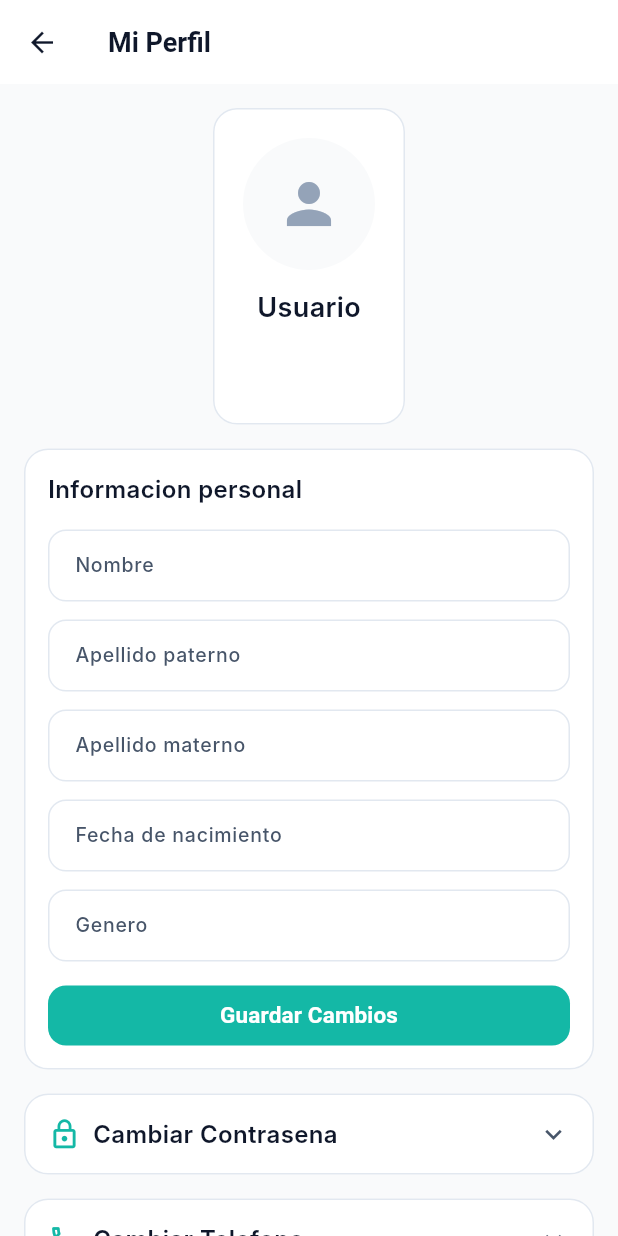
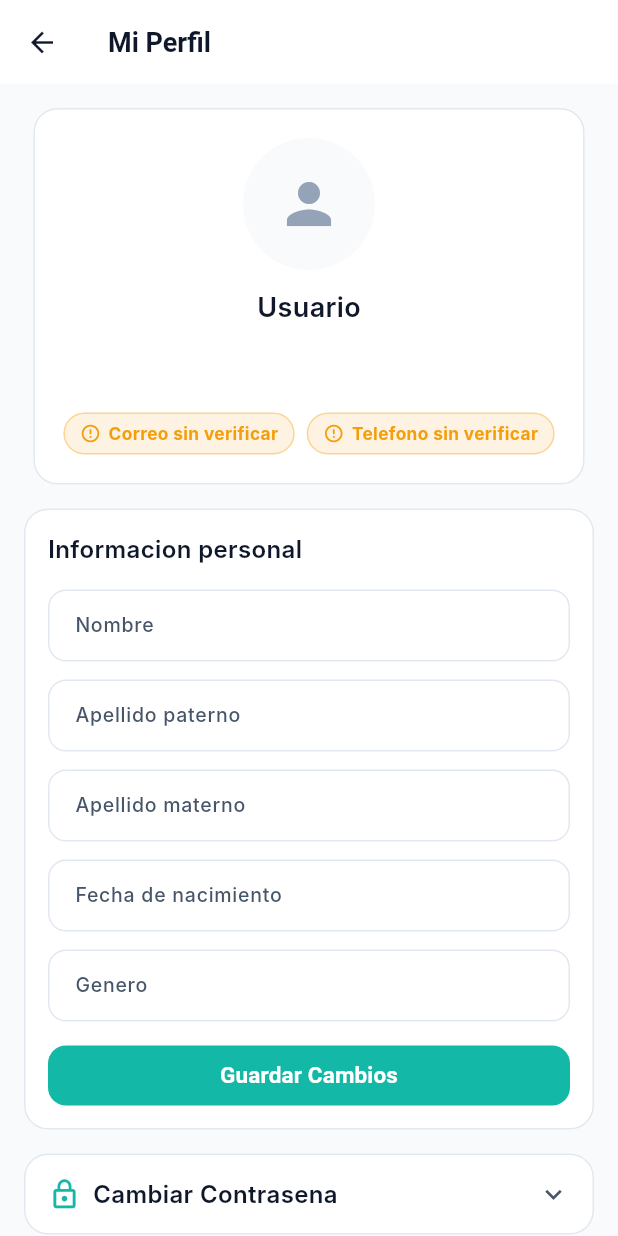
Before and after one commit to lukehdz198902/vaia_viajes_pasajero_v2, a Flutter app: the ProfileScreen screen opened by its route, on a phone screen of 412 x 824 dp. Run offline on Flutter 3.47's test engine with Material 3 defaults, Android fonts, the phone set to English and light mode, and no system bars; our stand-ins replace firebase_core, firebase_messaging, flutter_secure_storage, geolocator, google_maps_flutter, google_sign_in and 1 more; missing offline and left inert: signalr_netcore; accounts and stored records are empty; Roboto replaces fonts that are missing (Inter).

Commit message:
Pasajero: persistencia de verificacion (correo/telefono) y badges de verificado en el perfil

```diff
--- a/lib/models/user_model.dart
+++ b/lib/models/user_model.dart
@@ -20,6 +20,7 @@ class UserModel {
   final String? mensaje;
   final bool eslogueadocongoogle;
   final bool correoConfirmado;
+  final bool telefonoConfirmado;
 
   UserModel({
     required this.id,
@@ -43,6 +44,7 @@ class UserModel {
     this.mensaje,
     this.eslogueadocongoogle = false,
     this.correoConfirmado = false,
+    this.telefonoConfirmado = false,
   });
 
   String get nombreCompleto => '$nombre $appaterno $apmaterno'.trim();
@@ -69,6 +71,7 @@ class UserModel {
         mensaje: mensaje,
         eslogueadocongoogle: eslogueadocongoogle,
         correoConfirmado: correoConfirmado ?? this.correoConfirmado,
+        telefonoConfirmado: telefonoConfirmado,
       );
 
   Map<String, dynamic> toJson() => {
@@ -93,6 +96,7 @@ class UserModel {
         'mensaje': mensaje,
         'eslogueadocongoogle': eslogueadocongoogle,
         'correoconfirmado': correoConfirmado,
+        'telefonoconfirmado': telefonoConfirmado,
       };
 
   factory UserModel.fromJson(Map<String, dynamic> json) {
@@ -118,6 +122,7 @@ class UserModel {
       mensaje: json['mensaje'] ?? json['Mensaje'],
       eslogueadocongoogle: json['eslogueadocongoogle'] == true || json['Eslogueadocongoogle'] == true,
       correoConfirmado: json['correoconfirmado'] == true || json['Correoconfirmado'] == true,
+      telefonoConfirmado: json['telefonoconfirmado'] == true || json['Telefonoconfirmado'] == true,
     );
   }
 }
--- a/lib/screens/profile_screen.dart
+++ b/lib/screens/profile_screen.dart
@@ -156,6 +156,26 @@ class _ProfileScreenState extends State<ProfileScreen> {
   }
 
   @override
+  Widget _badgeVerificacion(IconData icon, String label, bool verificado) {
+    final color = verificado ? const Color(0xFF16A34A) : const Color(0xFFF59E0B);
+    return Container(
+      padding: const EdgeInsets.symmetric(horizontal: 10, vertical: 5),
+      decoration: BoxDecoration(
+        color: color.withValues(alpha: 0.12),
+        borderRadius: BorderRadius.circular(20),
+        border: Border.all(color: color.withValues(alpha: 0.35)),
+      ),
+      child: Row(mainAxisSize: MainAxisSize.min, children: [
+        Icon(verificado ? Icons.verified_rounded : Icons.error_outline_rounded, size: 14, color: color),
+        const SizedBox(width: 5),
+        Text(
+          '$label ${verificado ? "verificado" : "sin verificar"}',
+          style: TextStyle(color: color, fontSize: 11.5, fontWeight: FontWeight.w700),
+        ),
+      ]),
+    );
+  }
+
   Widget build(BuildContext context) {
     final user = context.watch<AuthProvider>().user;
 
@@ -217,6 +237,16 @@ class _ProfileScreenState extends State<ProfileScreen> {
                         fontSize: 14,
                         color: AppTheme.textMedium,
                       ),
+                    ),
+                    const SizedBox(height: 12),
+                    Wrap(
+                      spacing: 8,
+                      runSpacing: 6,
+                      alignment: WrapAlignment.center,
+                      children: [
+                        _badgeVerificacion(Icons.alternate_email_rounded, 'Correo', user?.correoConfirmado == true),
+                        _badgeVerificacion(Icons.phone_android_rounded, 'Telefono', user?.telefonoConfirmado == true),
+                      ],
                     ),
                   ],
                 ),
```
Also changed, not shown: lib/providers/auth_provider.dart (+18 -0 lines), lib/services/storage_service.dart (+21 -5 lines).
